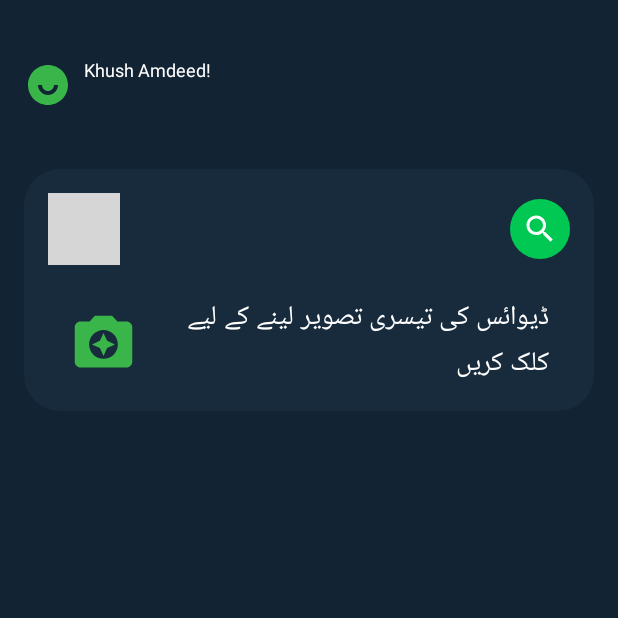
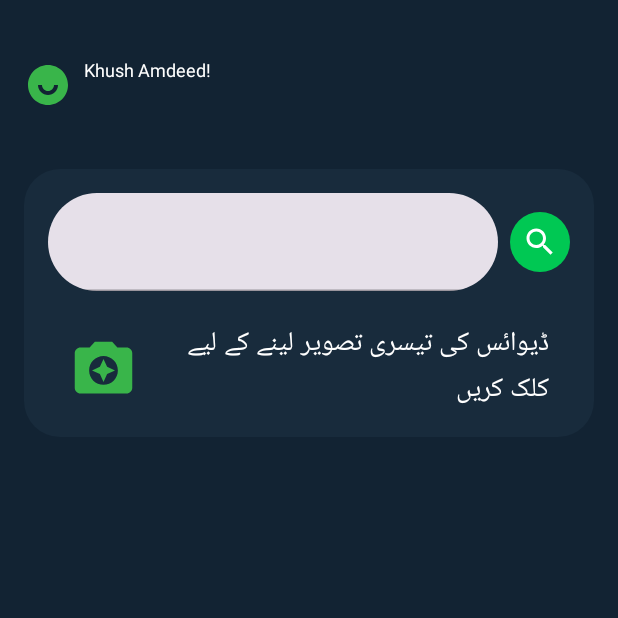
Before and after one commit to Abdussubhan1/ComposeiTeck, an Android app built with Jetpack Compose: the FinalPicturesScreen screen opened through its navigation route, on a phone screen of 412 x 824 dp, the top half of it. Run offline under Robolectric (Android 15) with nearby library versions, the phone set to English and light mode, and no system bars; Roboto replaces fonts that are not available here; grey boxes are pictures that could not be loaded.

```diff
--- a/app/src/main/java/com/example/itecktestingcompose/AppScreens/Device Entry Screen.kt
+++ b/app/src/main/java/com/example/itecktestingcompose/AppScreens/Device Entry Screen.kt
@@ -357,8 +357,7 @@ fun DeviceEntryScreen(context: Context, navController: NavHostController) {
                         "Make" to Constants.Vehmake,
                         "Model" to Constants.Vehmodel,
                         "Color" to Constants.VehColor,
-                        "Year" to Constants.Vehyear,
-                        "OBD Status" to "Pending" // example
+                        "Year" to Constants.Vehyear
                     )
 
                     values.forEach { (label, value) ->
--- a/app/src/main/java/com/example/itecktestingcompose/AppScreens/Final Pictures Screen.kt
+++ b/app/src/main/java/com/example/itecktestingcompose/AppScreens/Final Pictures Screen.kt
@@ -605,6 +605,26 @@ fun FinalPicturesScreen(navController: NavController) {
     }
 
 }
+@Composable
+fun CustomTextField_screen2(
+    value: String,
+    onValueChange: (String) -> Unit,
+) {
+    TextField(
+        value = value,
+        onValueChange = onValueChange,
+        enabled = false,
+        modifier = Modifier
+            .fillMaxWidth()
+            .height(65.dp),
+        shape = RoundedCornerShape(50),
+        colors = TextFieldDefaults.colors(
+            focusedTextColor = Color(0XFF000000),
+            focusedIndicatorColor = Color.Transparent,
+            unfocusedIndicatorColor = Color.Transparent
+        )
+    )
+}
 
 
 @Preview
```
Also changed, not shown: app/src/main/java/com/example/itecktestingcompose/AppScreens/Device Testing Screen.kt (+13 -11 lines).
